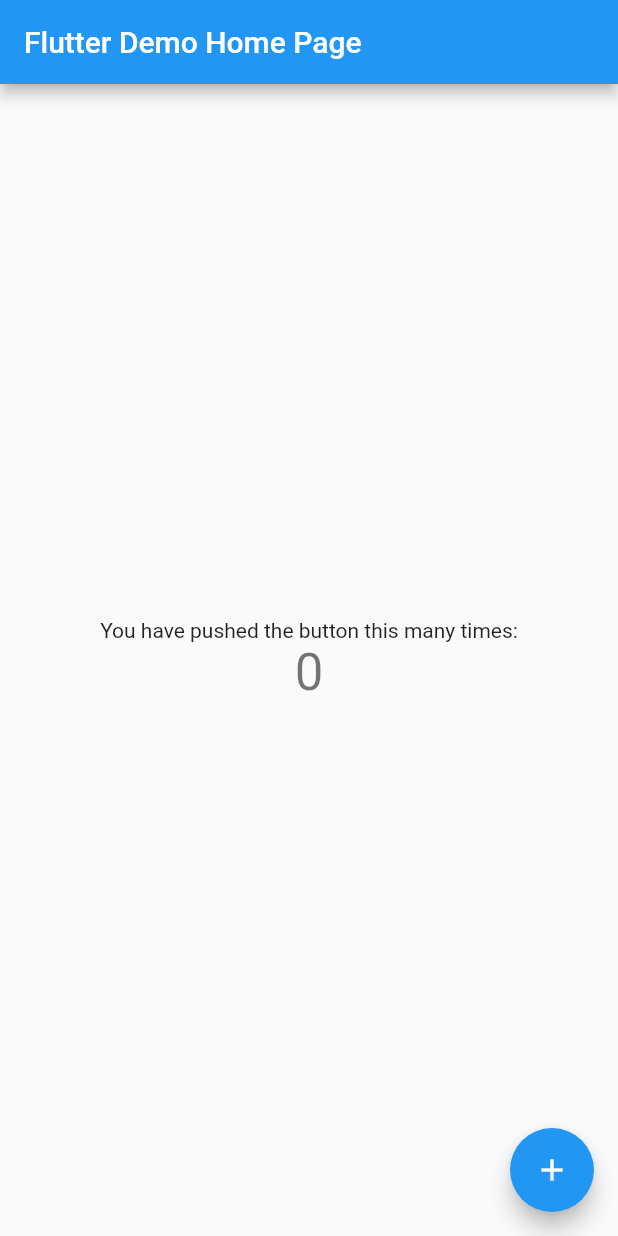
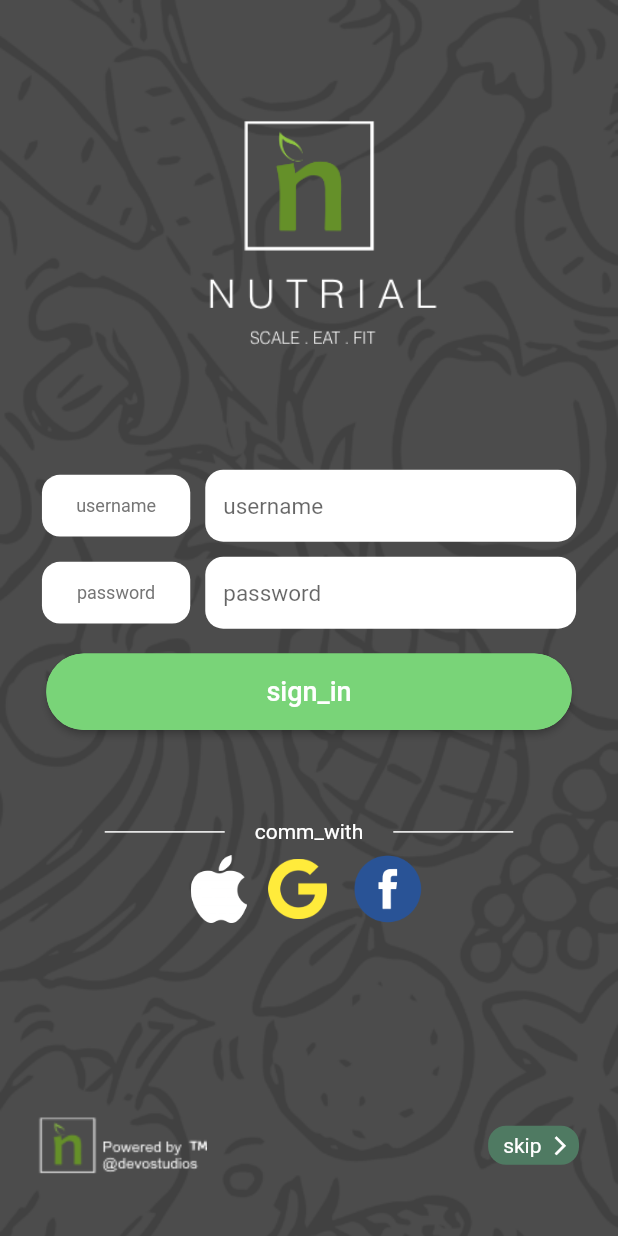
Before and after one commit to mohmdramadn/nutrial, a Flutter app: the screen it shows after launch, on a phone screen of 412 x 824 dp. Run offline on Flutter 3.47's test engine with Material 2 defaults, Android fonts, the phone set to English and light mode, and no system bars.

Commit message:
Fix login screen

```diff
--- /dev/null
+++ b/lib/constants/colors.dart
@@ -0,0 +1,16 @@
+import 'package:flutter/painting.dart';
+
+class AppColors{
+  static const Color darkPrimaryColor =  Color(0xFF4F7A62);
+  static const Color floatingButton =  Color(0xFF4C946C);
+  static const Color navBarBackground =  Color(0xFF2C6E4A);
+  static const Color primaryColor = Color(0xFF79D478);
+  static const Color primaryDarkColor = Color(0xFF426542);
+  static const Color primaryDarkColor2 = Color(0xFF4E6C4E);
+  static const Color primaryDarkColor3 = Color(0xFF587158);
+  static const Color primaryLightColor = Color(0xFF6D7D6D);
+  static const Color primaryLightColor2 = Color(0xFF728072);
+  static const Color errorColor = Color(0xFFCD1D1D);
+  static const Color orangeColor = Color(0xFFD68C45);
+  static const Color backgroundColor = Color(0xFF505050);
+}
--- /dev/null
+++ b/lib/constants/constant_strings.dart
@@ -0,0 +1,21 @@
+class ConstStrings {
+  static const String userName = 'username';
+  static const String orComWith = 'comm_with';
+  static const String welcome = 'welcome';
+  static const String profileMenu = 'profile_menu';
+  static const String myAccount = 'my_account';
+  static const String changeInfo = 'change_info';
+  static const String changePass = 'change_password';
+  static const String calories = 'calories';
+  static const String caloriesCalc = 'calories_calculator';
+  static const String nextSession = 'next_session';
+  static const String login = 'login';
+  static const String logout = 'logout';
+  static const String cardioExe = 'text_cardio_exersice';
+  static const String fiftyEightKilo = '58\nkg';
+  static const String seventyKilo = '70\nkg';
+  static const String eightyKilo = '80\nkg';
+  static const String ninetyKilo = '90\nkg';
+  static const String yaay = 'yaaay !!';
+  static const String champion = 'You nailed it .... Champion';
+}
--- a/lib/main.dart
+++ b/lib/main.dart
@@ -1,4 +1,5 @@
 import 'package:flutter/material.dart';
+import 'package:nutrial/screens/login/login_screen.dart';
 
 void main() {
   runApp(const MyApp());
@@ -7,109 +8,15 @@ void main() {
 class MyApp extends StatelessWidget {
   const MyApp({super.key});
 
-  // This widget is the root of your application.
   @override
   Widget build(BuildContext context) {
     return MaterialApp(
+      debugShowMaterialGrid: false,
       title: 'Flutter Demo',
       theme: ThemeData(
-        // This is the theme of your application.
-        //
-        // Try running your application with "flutter run". You'll see the
-        // application has a blue toolbar. Then, without quitting the app, try
-        // changing the primarySwatch below to Colors.green and then invoke
-        // "hot reload" (press "r" in the console where you ran "flutter run",
-        // or simply save your changes to "hot reload" in a Flutter IDE).
-        // Notice that the counter didn't reset back to zero; the application
-        // is not restarted.
         primarySwatch: Colors.blue,
       ),
-      home: const MyHomePage(title: 'Flutter Demo Home Page'),
+      home: const LoginScreen(),
     );
   }
 }
-
-class MyHomePage extends StatefulWidget {
-  const MyHomePage({super.key, required this.title});
-
-  // This widget is the home page of your application. It is stateful, meaning
-  // that it has a State object (defined below) that contains fields that affect
-  // how it looks.
-
-  // This class is the configuration for the state. It holds the values (in this
-  // case the title) provided by the parent (in this case the App widget) and
-  // used by the build method of the State. Fields in a Widget subclass are
-  // always marked "final".
-
-  final String title;
-
-  @override
-  State<MyHomePage> createState() => _MyHomePageState();
-}
-
-class _MyHomePageState extends State<MyHomePage> {
-  int _counter = 0;
-
-  void _incrementCounter() {
-    setState(() {
-      // This call to setState tells the Flutter framework that something has
-      // changed in this State, which causes it to rerun the build method below
-      // so that the display can reflect the updated values. If we changed
-      // _counter without calling setState(), then the build method would not be
-      // called again, and so nothing would appear to happen.
-      _counter++;
-    });
-  }
-
-  @override
-  Widget build(BuildContext context) {
-    // This method is rerun every time setState is called, for instance as done
-    // by the _incrementCounter method above.
-    //
-    // The Flutter framework has been optimized to make rerunning build methods
-    // fast, so that you can just rebuild anything that needs updating rather
-    // than having to individually change instances of widgets.
-    return Scaffold(
-      appBar: AppBar(
-        // Here we take the value from the MyHomePage object that was created by
-        // the App.build method, and use it to set our appbar title.
-        title: Text(widget.title),
-      ),
-      body: Center(
-        // Center is a layout widget. It takes a single child and positions it
-        // in the middle of the parent.
-        child: Column(
-          // Column is also a layout widget. It takes a list of children and
-          // arranges them vertically. By default, it sizes itself to fit its
-          // children horizontally, and tries to be as tall as its parent.
-          //
-          // Invoke "debug painting" (press "p" in the console, choose the
-          // "Toggle Debug Paint" action from the Flutter Inspector in Android
-          // Studio, or the "Toggle Debug Paint" command in Visual Studio Code)
-          // to see the wireframe for each widget.
-          //
-          // Column has various properties to control how it sizes itself and
-          // how it positions its children. Here we use mainAxisAlignment to
-          // center the children vertically; the main axis here is the vertical
-          // axis because Columns are vertical (the cross axis would be
-          // horizontal).
-          mainAxisAlignment: MainAxisAlignment.center,
-          children: <Widget>[
-            const Text(
-              'You have pushed the button this many times:',
-            ),
-            Text(
-              '$_counter',
-              style: Theme.of(context).textTheme.headline4,
-            ),
-          ],
-        ),
-      ),
-      floatingActionButton: FloatingActionButton(
-        onPressed: _incrementCounter,
-        tooltip: 'Increment',
-        child: const Icon(Icons.add),
-      ), // This trailing comma makes auto-formatting nicer for build methods.
-    );
-  }
-}
--- /dev/null
+++ b/lib/screens/login/login_screen.dart
@@ -0,0 +1,378 @@
+import 'package:flutter/material.dart';
+import 'package:nutrial/constants/colors.dart';
+import 'package:nutrial/constants/constant_strings.dart';
+import 'package:nutrial/screens/login/login_view_model.dart';
+import 'package:provider/provider.dart';
+
+class LoginScreen extends StatelessWidget {
+  const LoginScreen({Key? key}) : super(key: key);
+
+  @override
+  Widget build(BuildContext context) {
+    return ChangeNotifierProvider<LoginViewModel>(
+        create: (_) => LoginViewModel(), child: const _Body());
+  }
+}
+
+class _Body extends StatelessWidget {
+  const _Body({
+    Key? key,
+  }) : super(key: key);
+
+  @override
+  Widget build(BuildContext context) {
+    GlobalKey<ScaffoldState> scaffoldKey = GlobalKey<ScaffoldState>();
+    var size = MediaQuery.of(context).size;
+
+    return Scaffold(
+      key: scaffoldKey,
+      body: SingleChildScrollView(
+        child: Container(
+          width: size.width,
+          height: size.height,
+          decoration: BoxDecoration(
+              image: const DecorationImage(
+                  image: AssetImage('assets/images/background.png'),
+                  fit: BoxFit.cover),
+              color: Colors.grey[800]),
+          child: Stack(
+            alignment: Alignment.bottomLeft,
+            children: [
+              Column(
+                crossAxisAlignment: CrossAxisAlignment.center,
+                children: [
+                  _HeaderLogo(size: size),
+                  SizedBox(height: size.height * 0.08),
+                  const _UserName(),
+                  const SizedBox(height: 10),
+                  const _Password(),
+                  SizedBox(height: size.height * 0.02),
+                  const _SignInButton(),
+                  const SizedBox(height: 60),
+                  const _SocialMediaDivider(),
+                  const _SocialMedia(),
+                  const SizedBox(height: 10),
+                ],
+              ),
+              const _PoweredByLogo(),
+            ],
+          ),
+        ),
+      ),
+    );
+  }
+}
+
+class _SocialMedia extends StatelessWidget {
+  const _SocialMedia({
+    Key? key,
+  }) : super(key: key);
+
+  @override
+  Widget build(BuildContext context) {
+    return Row(
+      mainAxisAlignment: MainAxisAlignment.center,
+      children: const [
+        _SocialMediaButton(logo: 'apple_logo', size: 45),
+        SizedBox(width: 10),
+        _SocialMediaButton(
+            logo: 'google_logo', iconColor: Colors.yellow, size: 40),
+        SizedBox(width: 10),
+        _SocialMediaButton(logo: 'facebook_logo'),
+      ],
+    );
+  }
+}
+
+class _SocialMediaDivider extends StatelessWidget {
+  const _SocialMediaDivider({
+    Key? key,
+  }) : super(key: key);
+
+  @override
+  Widget build(BuildContext context) {
+    return Row(
+      mainAxisAlignment: MainAxisAlignment.center,
+      children: const [
+        SizedBox(
+          height: 10,
+          width: 120,
+          child: Divider(
+              color: Colors.white, thickness: 1, indent: 20, endIndent: 20),
+        ),
+        Text(
+          ConstStrings.orComWith,
+          style: TextStyle(color: Colors.white),
+        ),
+        SizedBox(
+          height: 10,
+          width: 120,
+          child: Divider(
+              color: Colors.white, thickness: 1, indent: 20, endIndent: 20),
+        ),
+      ],
+    );
+  }
+}
+
+class _SocialMediaButton extends StatelessWidget {
+  const _SocialMediaButton({
+    Key? key,
+    required this.logo,
+    this.size,
+    this.iconColor,
+  }) : super(key: key);
+
+  final String logo;
+  final Color? iconColor;
+  final double? size;
+
+  @override
+  Widget build(BuildContext context) {
+    return InkWell(
+      onTap: () {
+        //TODO integrate with social media
+      },
+      child: SizedBox(
+        height: size ?? 60,
+        width: size ?? 60,
+        child: Image.asset(
+          'assets/images/$logo.png',
+          fit: BoxFit.contain,
+          color: iconColor,
+        ),
+      ),
+    );
+  }
+}
+
+class _Password extends StatelessWidget {
+  const _Password({
+    Key? key,
+  }) : super(key: key);
+
+  @override
+  Widget build(BuildContext context) {
+    var controller = context.select((LoginViewModel vm) => vm.passwordController);
+    var size = MediaQuery.of(context).size;
+    return Row(
+      mainAxisAlignment: MainAxisAlignment.center,
+      children: [
+        Container(
+          width: size.width * 0.24,
+          height: size.height * 0.05,
+          decoration: BoxDecoration(
+              color: Colors.white, borderRadius: BorderRadius.circular(12)),
+          child: Center(
+            child: Text(
+              'password',
+              style: TextStyle(
+                fontSize: 12,
+                color: Colors.grey[600],
+              ),
+            ),
+          ),
+        ),
+        const SizedBox(width: 10),
+        Container(
+          width: size.width * 0.6,
+          decoration: BoxDecoration(
+              color: Colors.white, borderRadius: BorderRadius.circular(12)),
+          child: TextField(
+            controller: controller,
+            decoration: const InputDecoration(
+                hintText: 'password',
+                border: InputBorder.none,
+                contentPadding: EdgeInsets.only(left: 12.0, right: 12.0),
+                hintStyle: TextStyle(fontSize: 15)),
+          ),
+        ),
+      ],
+    );
+  }
+}
+
+class _UserName extends StatelessWidget {
+  const _UserName({
+    Key? key,
+  }) : super(key: key);
+
+  @override
+  Widget build(BuildContext context) {
+    var controller = context.select((LoginViewModel vm) => vm.nameController);
+    var size = MediaQuery.of(context).size;
+    return Row(
+      mainAxisAlignment: MainAxisAlignment.center,
+      children: [
+        Container(
+          width: size.width * 0.24,
+          height: size.height * 0.05,
+          decoration: BoxDecoration(
+              color: Colors.white, borderRadius: BorderRadius.circular(12)),
+          child: Center(
+              child: Text(
+            'username',
+            style: TextStyle(
+              fontSize: 12,
+              color: Colors.grey[600],
+            ),
+          )),
+        ),
+        const SizedBox(width: 10),
+        Container(
+          width: size.width * 0.6,
+          decoration: BoxDecoration(
+              color: Colors.white, borderRadius: BorderRadius.circular(12)),
+          child: TextFormField(
+            controller: controller,
+            decoration: const InputDecoration(
+                hintText: 'username',
+                border: InputBorder.none,
+                contentPadding: EdgeInsets.only(left: 12.0, right: 12.0),
+                hintStyle: TextStyle(fontSize: 15)),
+          ),
+        ),
+      ],
+    );
+  }
+}
+
+class _HeaderLogo extends StatelessWidget {
+  const _HeaderLogo({
+    Key? key,
+    required this.size,
+  }) : super(key: key);
+
+  final Size size;
+
+  @override
+  Widget build(BuildContext context) {
+    return SizedBox(
+      width: size.width * 0.8,
+      height: size.height * 0.3,
+      child: Image.asset('assets/images/logo.png'),
+    );
+  }
+}
+
+class _PoweredByLogo extends StatelessWidget {
+  const _PoweredByLogo({
+    Key? key,
+  }) : super(key: key);
+
+  @override
+  Widget build(BuildContext context) {
+    return Positioned(
+        child: Padding(
+      padding: const EdgeInsets.all(8.0),
+      child: Row(
+        mainAxisAlignment: MainAxisAlignment.spaceBetween,
+        children: [
+          Image.asset('assets/images/powerBy.png'),
+          Padding(
+            padding: const EdgeInsets.only(right: 18.0),
+            child: GestureDetector(
+              onTap: () {
+                //TODO adjust navigation
+                // Navigator.push(
+                //   context,
+                //   MaterialPageRoute(
+                //       builder: (_) => const DashboardScreen(index: 2)),
+                // );
+              },
+              child: Container(
+                decoration: BoxDecoration(
+                    color: AppColors.darkPrimaryColor,
+                    borderRadius: BorderRadius.circular(12)),
+                child: Padding(
+                  padding: const EdgeInsets.all(5.0),
+                  child: Row(
+                    crossAxisAlignment: CrossAxisAlignment.center,
+                    children: const [
+                      Padding(
+                        padding: EdgeInsets.only(right: 5.0, left: 5.0),
+                        child: Text(
+                          'skip',
+                          style: TextStyle(color: Colors.white),
+                        ),
+                      ),
+                      Icon(
+                        Icons.arrow_forward_ios,
+                        color: Colors.white,
+                        size: 15,
+                      )
+                    ],
+                  ),
+                ),
+              ),
+            ),
+          )
+        ],
+      ),
+    ));
+  }
+}
+
+class _SignInButton extends StatefulWidget {
+  //TODO add when adding firebase
+  // final CollectionReference users;
+
+  const _SignInButton({
+    Key? key,
+    // required this.users,
+  }) : super(key: key);
+
+  @override
+  State<_SignInButton> createState() => _SignInButtonState();
+}
+
+class _SignInButtonState extends State<_SignInButton> {
+  @override
+  Widget build(BuildContext context) {
+    return SizedBox(
+        width: MediaQuery.of(context).size.width * 0.85,
+        child: ElevatedButton(
+          onPressed: () async {
+            // widget.focusEmail.unfocus();
+            // widget.focusPassword.unfocus();
+            // if (widget.nameCntr.text.isNotEmpty &&
+            //     widget.passwordCntr.text.isNotEmpty) {
+            //   login();
+            // } else if (widget.passwordCntr.text.isEmpty) {
+            //   showInSnackBarError('all_fields_required 1');
+            // } else if (widget.nameCntr.text.isEmpty) {
+            //   showInSnackBarError('all_fields_required 2');
+            // } else {
+            //   showInSnackBarError('all_fields_required 3');
+            // }
+          },
+          style: ButtonStyle(
+              padding: MaterialStateProperty.all<EdgeInsets>(
+                  const EdgeInsets.all(15)),
+              foregroundColor: MaterialStateProperty.all<Color>(Colors.white),
+              backgroundColor:
+                  MaterialStateProperty.all<Color>(AppColors.primaryColor),
+              shape: MaterialStateProperty.all<RoundedRectangleBorder>(
+                  RoundedRectangleBorder(
+                      borderRadius: BorderRadius.circular(25),
+                      side: const BorderSide(color: AppColors.primaryColor)))),
+          child: const Text(
+            'sign_in',
+            style: TextStyle(color: Colors.white, fontSize: 18),
+          ),
+        ));
+  }
+
+  void showInSnackBarError(String value) {
+    ScaffoldMessenger.of(context).showSnackBar(SnackBar(
+      content: Row(
+        children: [
+          const Icon(Icons.error, color: Colors.white),
+          const SizedBox(width: 10),
+          Text(value)
+        ],
+      ),
+      backgroundColor: Colors.red,
+    ));
+  }
+}
--- /dev/null
+++ b/lib/screens/login/login_view_model.dart
@@ -0,0 +1,19 @@
+import 'package:flutter/cupertino.dart';
+
+class LoginViewModel extends ChangeNotifier{
+  final TextEditingController nameController = TextEditingController();
+  final TextEditingController passwordController = TextEditingController();
+
+  bool _isLoading = false;
+  bool get isLoading => _isLoading;
+  void setLoadingState(value){
+    _isLoading = value;
+    notifyListeners();
+  }
+
+  Future<void> loginAsync()async{}
+  Future<void> loginWithAppleAsync()async{}
+  Future<void> loginWithFacebookAsync()async{}
+  Future<void> loginWithSnapchatAsync()async{}
+  void skipAction()async{}
+}
```
